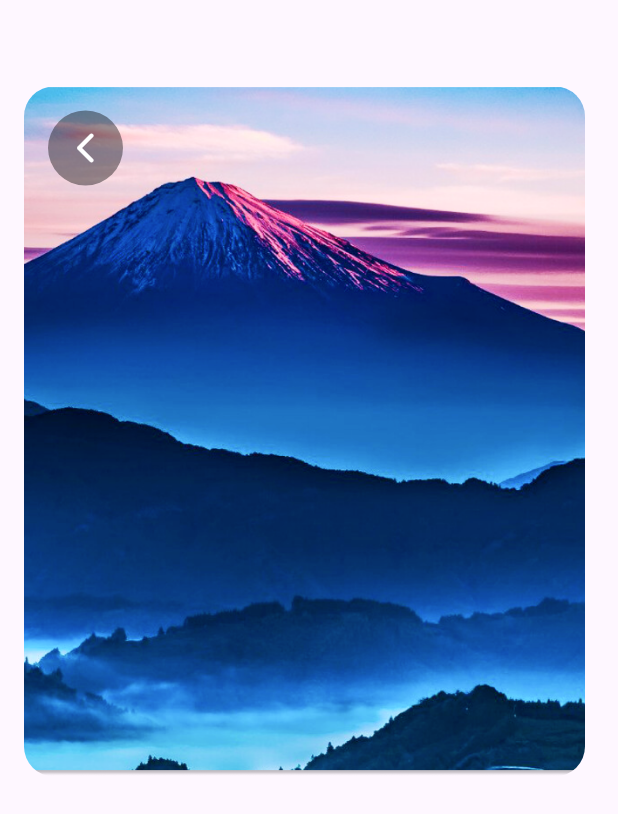
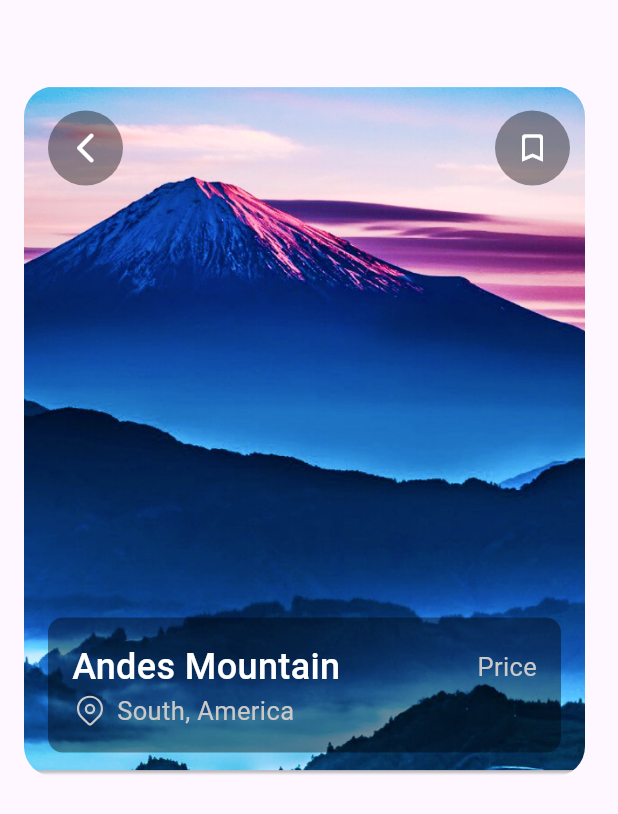
Before and after one commit to Adeyemi-Favour/travel-app, a Flutter app: the travelPage screen opened directly, on a phone screen of 412 x 824 dp. Shown: the top 814 px of the screen. Run offline on Flutter 3.47's test engine with Material 3 defaults, Android fonts, the phone set to English and light mode, and no system bars; our stand-ins replace fluentui_system_icons, google_fonts; network calls fail.

Commit message:
content update

```diff
--- a/lib/homePage.dart
+++ b/lib/homePage.dart
@@ -228,7 +228,7 @@ class homePage extends StatelessWidget {
                                   SizedBox(width: 5),
                                   Text(
                                     'Tokyo',
-                                    style: TextStyle(color: Colors.grey, fontSize: 14),
+                                    style: TextStyle(color: Color(0xFFCAC8C8), fontSize: 14),
                                   ),
                                 ],
                               ),
@@ -237,15 +237,15 @@ class homePage extends StatelessWidget {
                                 children: [
                                   Row(
                                     children: [
-                                      Icon(FluentIcons.location_24_regular, color: Colors.grey,),
+                                      Icon(FluentIcons.location_24_regular, color: Color(0xFFCAC8C8),),
                                       SizedBox(width: 10,),
-                                      Text('Tokyo, Japan', style: TextStyle(color: Colors.grey ),)
+                                      Text('Tokyo, Japan', style: TextStyle(color: Color(0xFFCAC8C8) ),)
                                     ],),
                                   Row(
                                     children: [
-                                      Icon(FluentIcons.star_24_regular, color: Colors.grey,),
+                                      Icon(FluentIcons.star_24_regular, color: Color(0xFFCAC8C8),),
                                       SizedBox(width: 5,),
-                                      Text('4.8', style: TextStyle(color: Colors.grey ),)
+                                      Text('4.8', style: TextStyle(color: Color(0xFFCAC8C8) ),)
                                     ],
                                   ),],
                               )
--- a/lib/travelPage.dart
+++ b/lib/travelPage.dart
@@ -39,13 +39,74 @@ class travelPage extends StatelessWidget {
                     ),
                     InkWell(
                       onTap: (){
-
+                        Navigator.pop(context);
                       },
                       child: Icon(Icons.arrow_back_ios_new_rounded, color: Colors.white,),
                     )
                   ],
                 ),
               ),
+              Positioned(
+                right: 16,
+                top: 16,
+                child: Stack(alignment: Alignment.center,
+                  children: [
+                    Container(
+                      width: 50,
+                      height: 50,
+                      decoration: BoxDecoration(
+                          color: Colors.black.withOpacity(0.4),
+                          borderRadius: BorderRadius.all(Radius.circular(50))
+                      ),
+                    ),
+                    Icon(Icons.bookmark_border_rounded, color: Colors.white,)
+                  ],
+                ),
+              ),
+              Positioned(
+                left: 16,
+                bottom: 16,
+                child: Container(
+                  width: 342,
+                  padding: EdgeInsets.all(16),
+                  decoration: BoxDecoration(
+                    color: Colors.black.withOpacity(0.4),
+                    borderRadius: BorderRadius.all(Radius.circular(10))
+                  ),
+                  child: Column(
+                    mainAxisAlignment: MainAxisAlignment.spaceBetween,
+                    children: [
+                      Row(mainAxisAlignment: MainAxisAlignment.spaceBetween,
+                        children: [
+                          Text(
+                            'Andes Mountain',
+                            style: TextStyle(
+                              color: Colors.white,
+                              fontSize: 24,
+                              fontWeight: FontWeight.w500
+                            ),
+                          ),
+                          Text(
+                            'Price',
+                            style: TextStyle(
+                                fontWeight: FontWeight.w400,fontSize: 17,
+                                color: Color(0xFFCAC8C8)),
+                          )
+                        ],
+                      ),
+                      Row(
+                        children: [
+                          Icon(FluentIcons.location_24_regular, color: Color(0xFFCAC8C8),),
+                          SizedBox(width: 6,),
+                          Text('South, America', style: TextStyle(
+                            color: Color(0xFFCAC8C8), fontSize: 17, fontWeight: FontWeight.w400
+                          ),)
+                        ],
+                      )
+                    ],
+                  ),
+                ),
+              )
             ],
           )
         ],
```
